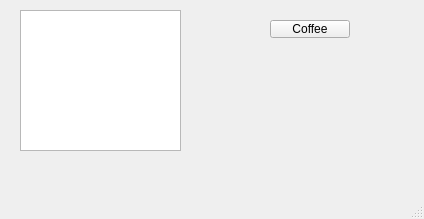
The window that mainwindow.ui (katarzynaOT/restaurantGame) describes before a commit, drawn with Qt 5.
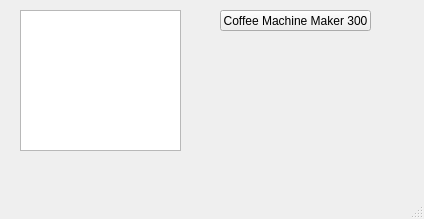
The same window after the commit.

Commit message: poprawa okna Coffee

Patch:
```diff
--- a/mainwindow.ui
+++ b/mainwindow.ui
@@ -27,14 +27,14 @@
    <widget class="QPushButton" name="pushButton">
     <property name="geometry">
      <rect>
-      <x>270</x>
-      <y>20</y>
-      <width>80</width>
-      <height>18</height>
+      <x>220</x>
+      <y>10</y>
+      <width>151</width>
+      <height>21</height>
      </rect>
     </property>
     <property name="text">
-     <string>Coffee</string>
+     <string>Coffee Machine Maker 300</string>
     </property>
    </widget>
   </widget>
```
The commit also changes 5 other files.
